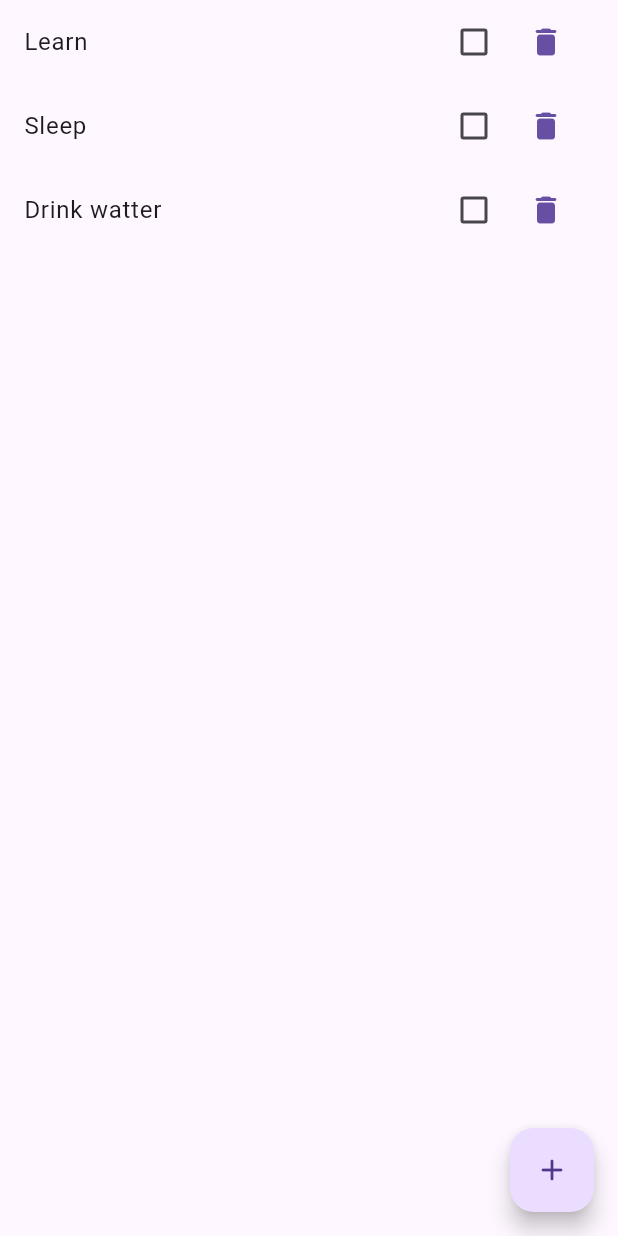
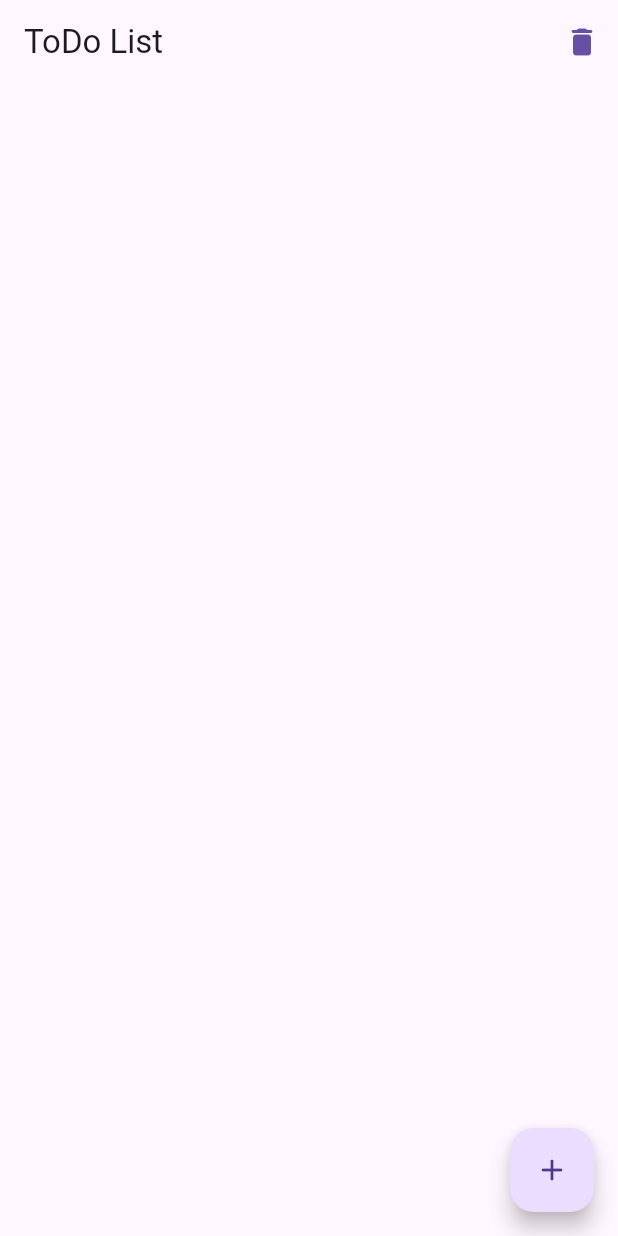
Before and after one commit to OscarOcomatl/fully-unified-app, a Flutter app: the ToDoScreen screen opened by its route, on a phone screen of 412 x 824 dp. Run offline on Flutter 3.47's test engine with Material 3 defaults, Android fonts, the light colour scheme and no system bars; our stand-ins replace flutter_dotenv, go_router.

Commit message:
Separando provider y modificando nombre de archivos y agregando icon button para limpiar la lista completa de las tasks

```diff
--- a/lib/infraestructure/models/models.dart
+++ b/lib/infraestructure/models/models.dart
@@ -1,2 +1,2 @@
 export 'task/task_model.dart';
-export 'task/save_task.dart';
+export '../../presentation/providers/tasks/task_provider.dart';
--- a/lib/main.dart
+++ b/lib/main.dart
@@ -1,6 +1,6 @@
 import 'package:flutter/material.dart';
 import 'package:fully_unified_app/config/router/app_router.dart';
-import 'package:fully_unified_app/infraestructure/models/task/save_task.dart';
+import 'package:fully_unified_app/presentation/providers/tasks/task_provider.dart';
 import 'package:provider/provider.dart';
 
 void main() {
@@ -8,7 +8,7 @@ void main() {
     MultiProvider(
       providers: [
         ChangeNotifierProvider(
-          create: (context) => SaveTask()
+          create: (context) => TaskProvider()
         )
       ],
       child: const MyApp()
--- a/lib/infraestructure/models/task/save_task.dart
+++ b/lib/presentation/providers/tasks/task_provider.dart
@@ -3,12 +3,12 @@
 import 'package:flutter/material.dart';
 import 'package:fully_unified_app/infraestructure/models/models.dart';
 
-class SaveTask extends ChangeNotifier {
+class TaskProvider extends ChangeNotifier {
 
   final List<Task> _tasks = [
-    Task(title: 'Learn', isCompleted: false),
-    Task(title: 'Sleep', isCompleted: false),
-    Task(title: 'Drink watter', isCompleted: false),
+    // Task(title: 'Learn', isCompleted: false),
+    // Task(title: 'Sleep', isCompleted: false),
+    // Task(title: 'Drink watter', isCompleted: false),
   ];
 
   List<Task> get tasks => _tasks;
@@ -27,4 +27,9 @@ class SaveTask extends ChangeNotifier {
     tasks[index].isDone();
     notifyListeners();
   }
+
+  void deleteAllTasks(){
+    tasks.clear();
+    notifyListeners();
+  }
 }
--- a/lib/presentation/screens/todo/task_description.dart
+++ b/lib/presentation/screens/todo/task_description.dart
@@ -37,7 +37,7 @@ class TaskDescriptionScreen extends StatelessWidget {
             ElevatedButton(
               onPressed: (){
                 final title = controller.text;
-                context.read<SaveTask>().addTask(
+                context.read<TaskProvider>().addTask(
                   Task(
                     title: title,
                     isCompleted: false
--- a/lib/presentation/screens/todo/todo_screen.dart
+++ b/lib/presentation/screens/todo/todo_screen.dart
@@ -1,9 +1,8 @@
 
 
 import 'package:flutter/material.dart';
-import 'package:flutter/services.dart';
 import 'package:fully_unified_app/infraestructure/models/models.dart';
-import 'package:fully_unified_app/infraestructure/models/task/save_task.dart';
+import 'package:fully_unified_app/presentation/providers/tasks/task_provider.dart';
 import 'package:go_router/go_router.dart';
 import 'package:provider/provider.dart';
 
@@ -15,39 +14,58 @@ class ToDoScreen extends StatelessWidget {
 
   static const String name = 'todo-screen';
 
+  TextStyle textStyle( Task task ){
+    return TextStyle(
+      decoration: task.isCompleted
+        ? TextDecoration.lineThrough
+        : TextDecoration.none,
+      fontWeight: task.isCompleted
+        ? FontWeight.bold
+        : FontWeight.normal
+    );
+  }
+
   @override
   Widget build(BuildContext context) {
 
-    final taskProvider = Provider.of<SaveTask>(context);
+    final taskProvider = Provider.of<TaskProvider>(context);
     final tasks = taskProvider.tasks;
     final colors = Theme.of(context).colorScheme;
 
     return Scaffold(
 
+      appBar: AppBar(
+        title: const Text('ToDo List'),
+        actions: [
+          IconButton(
+            onPressed: (){
+              context.read<TaskProvider>().deleteAllTasks();
+            },
+            icon: Icon(Icons.delete_rounded, color: colors.primary)
+          )
+        ],
+      ),
+
       body: ListView.builder(
         itemCount: tasks.length,
         itemBuilder: (context, index) {
-          final taskitem = tasks[index];
+          final task = tasks[index];
           return ListTile(
             title: Text(
-              taskitem.title,
-              style: TextStyle(
-                decoration: taskitem.isCompleted
-                  ? TextDecoration.lineThrough
-                  : TextDecoration.none
-              ),
+              task.title,
+              style: textStyle(task),
             ),
             trailing: Wrap(
               children: [
                 Checkbox(
                   value: tasks[index].isCompleted,
                   onChanged: (_){
-                    context.read<SaveTask>().checkTask(index);
+                    context.read<TaskProvider>().checkTask(index);
                   }
                 ),
                 IconButton(
                   onPressed: (){
-                    context.read<SaveTask>().deleteTask(tasks[index]);
+                    context.read<TaskProvider>().deleteTask(tasks[index]);
                   },
                   icon: Icon(Icons.delete_rounded, color: colors.primary,)
                 )
```
